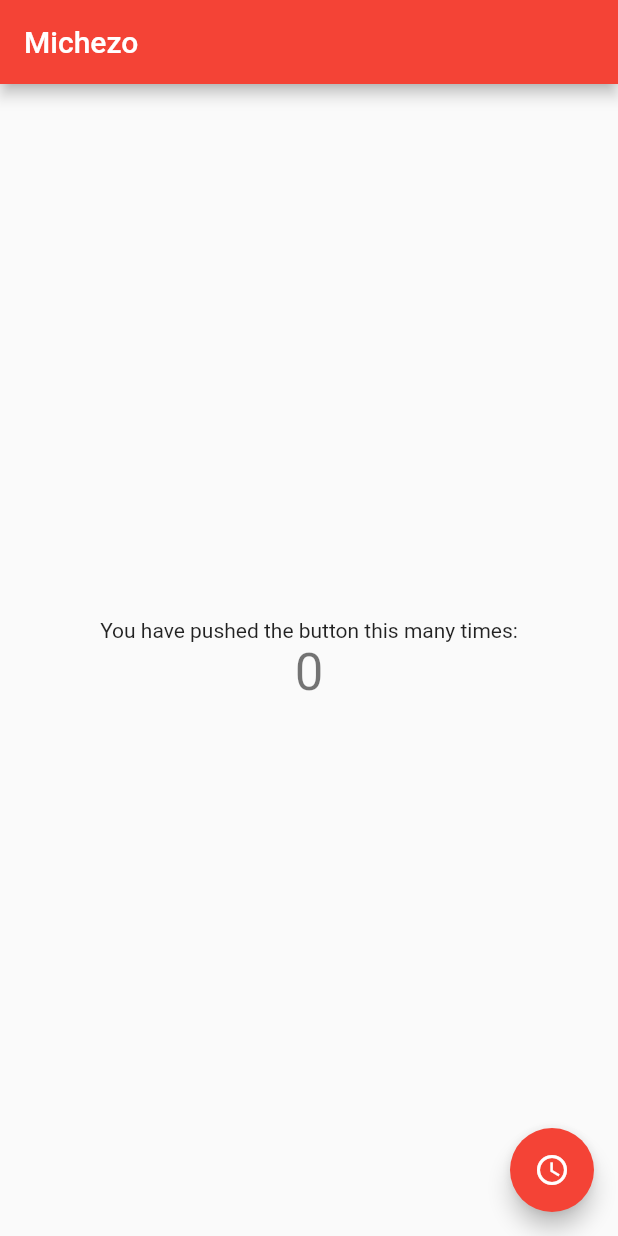
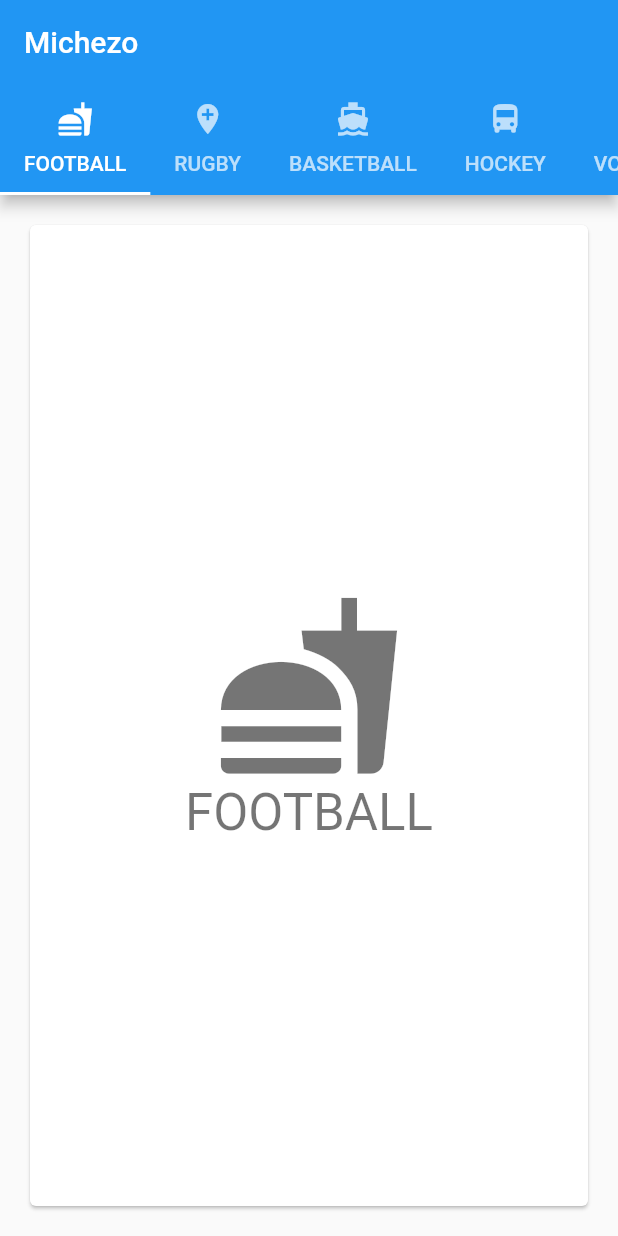
Before and after one commit to kortnevdmitriy/Michezo, a Flutter app: the screen it shows after launch, on a phone screen of 412 x 824 dp. Run offline on Flutter 3.47's test engine with Material 2 defaults, Android fonts, the phone set to English and light mode, and no system bars.

Commit message:
First Commit

```diff
--- a/lib/main.dart
+++ b/lib/main.dart
@@ -1,8 +1,9 @@
 import 'package:flutter/material.dart';
 
-void main() => runApp(new MyApp());
+/*
+void main() => runApp(new Tabb);
 
-class MyApp extends StatelessWidget {
+*/ /*class MyApp extends StatelessWidget {
   // This widget is the root of your application.
   @override
   Widget build(BuildContext context) {
@@ -22,88 +23,83 @@ class MyApp extends StatelessWidget {
       home: new MyHomePage(title: 'Michezo'),
     );
   }
+}*/
+class TabbedAppBarSample extends StatelessWidget {
+  @override
+  Widget build(BuildContext context) {
+    return new MaterialApp(
+      home: new DefaultTabController(
+        length: choices.length,
+        child: new Scaffold(
+          appBar: new AppBar(
+            title: const Text('Michezo'),
+            bottom: new TabBar(
+              isScrollable: true,
+              tabs: choices.map((Choice choice) {
+                return new Tab(
+                  text: choice.title,
+                  icon: new Icon(choice.icon),
+                );
+              }).toList(),
+            ),
+          ),
+          body: new TabBarView(
+            children: choices.map((Choice choice) {
+              return new Padding(
+                padding: const EdgeInsets.all(16.0),
+                child: new ChoiceCard(choice: choice),
+              );
+            }).toList(),
+          ),
+        ),
+      ),
+    );
+  }
 }
 
-class MyHomePage extends StatefulWidget {
-  MyHomePage({Key key, this.title}) : super(key: key);
-
-  // This widget is the home page of your application. It is stateful, meaning
-  // that it has a State object (defined below) that contains fields that affect
-  // how it looks.
-
-  // This class is the configuration for the state. It holds the values (in this
-  // case the title) provided by the parent (in this case the App widget) and
-  // used by the build method of the State. Fields in a Widget subclass are
-  // always marked "final".
+class Choice {
+  const Choice({this.title, this.icon});
 
   final String title;
-
-  @override
-  _MyHomePageState createState() => new _MyHomePageState();
+  final IconData icon;
 }
 
-class _MyHomePageState extends State<MyHomePage> {
-  int _counter = 0;
+const List<Choice> choices = const <Choice>[
+  const Choice(title: 'FOOTBALL', icon: Icons.fastfood),
+  const Choice(title: 'RUGBY', icon: Icons.add_location),
+  const Choice(title: 'BASKETBALL', icon: Icons.directions_boat),
+  const Choice(title: 'HOCKEY', icon: Icons.directions_bus),
+  const Choice(title: 'VOLLEYBALL', icon: Icons.directions_railway),
+  const Choice(title: 'ATHLETICS', icon: Icons.directions_walk),
+];
 
-  void _incrementCounter() {
-    setState(() {
-      // This call to setState tells the Flutter framework that something has
-      // changed in this State, which causes it to rerun the build method below
-      // so that the display can reflect the updated values. If we changed
-      // _counter without calling setState(), then the build method would not be
-      // called again, and so nothing would appear to happen.
-      _counter++;
-    });
-  }
+class ChoiceCard extends StatelessWidget {
+  const ChoiceCard({Key key, this.choice}) : super(key: key);
+
+  final Choice choice;
 
   @override
   Widget build(BuildContext context) {
-    // This method is rerun every time setState is called, for instance as done
-    // by the _incrementCounter method above.
-    //
-    // The Flutter framework has been optimized to make rerunning build methods
-    // fast, so that you can just rebuild anything that needs updating rather
-    // than having to individually change instances of widgets.
-    return new Scaffold(
-      appBar: new AppBar(
-        // Here we take the value from the MyHomePage object that was created by
-        // the App.build method, and use it to set our appbar title.
-        title: new Text(widget.title),
-      ),
-      body: new Center(
-        // Center is a layout widget. It takes a single child and positions it
-        // in the middle of the parent.
+    final TextStyle textStyle = Theme
+        .of(context)
+        .textTheme
+        .display1;
+    return new Card(
+      color: Colors.white,
+      child: new Center(
         child: new Column(
-          // Column is also layout widget. It takes a list of children and
-          // arranges them vertically. By default, it sizes itself to fit its
-          // children horizontally, and tries to be as tall as its parent.
-          //
-          // Invoke "debug paint" (press "p" in the console where you ran
-          // "flutter run", or select "Toggle Debug Paint" from the Flutter tool
-          // window in IntelliJ) to see the wireframe for each widget.
-          //
-          // Column has various properties to control how it sizes itself and
-          // how it positions its children. Here we use mainAxisAlignment to
-          // center the children vertically; the main axis here is the vertical
-          // axis because Columns are vertical (the cross axis would be
-          // horizontal).
-          mainAxisAlignment: MainAxisAlignment.center,
+          mainAxisSize: MainAxisSize.min,
+          crossAxisAlignment: CrossAxisAlignment.center,
           children: <Widget>[
-            new Text(
-              'You have pushed the button this many times:',
-            ),
-            new Text(
-              '$_counter',
-              style: Theme.of(context).textTheme.display1,
-            ),
+            new Icon(choice.icon, size: 128.0, color: textStyle.color),
+            new Text(choice.title, style: textStyle),
           ],
         ),
       ),
-      floatingActionButton: new FloatingActionButton(
-        onPressed: _incrementCounter,
-        tooltip: 'Increment',
-        child: new Icon(Icons.access_time),
-      ), // This trailing comma makes auto-formatting nicer for build methods.
     );
   }
 }
+
+void main() {
+  runApp(new TabbedAppBarSample());
+}
```
Also changed, not shown: 4 other files.
